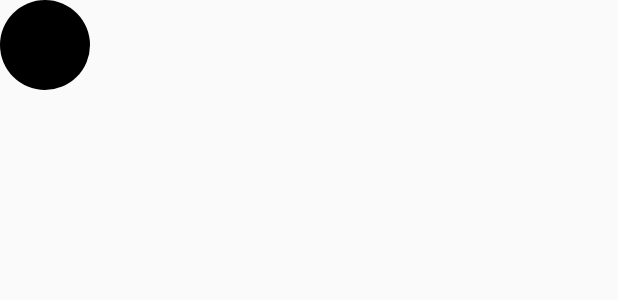
After one commit to SparshaSaha/Gesture-Controlled-Wheelchair-with-remote-control, an Android app: the layout pan_view.xml on its own in the app's theme, with its tools: preview values and no code run, on a phone screen of 412 x 824 dp. The commit adds this screen. Shown: the top 300 px of the screen. Run offline under Robolectric (Android 15) with nearby library versions, the phone set to English and light mode, and no system bars.

Commit message:
Stick layout added

```diff
--- /dev/null
+++ b/Android/app/src/main/res/drawable/stick.xml
@@ -0,0 +1,13 @@
+<?xml version="1.0" encoding="utf-8"?>
+<shape xmlns:android="http://schemas.android.com/apk/res/android"
+    android:shape="oval">
+
+    <solid
+        android:color="@android:color/black"
+        />
+    <size
+        android:height="60dp"
+        android:width="60dp"/>
+
+
+</shape>
--- /dev/null
+++ b/Android/app/src/main/res/layout/pan_view.xml
@@ -0,0 +1,11 @@
+<?xml version="1.0" encoding="utf-8"?>
+<FrameLayout xmlns:android="http://schemas.android.com/apk/res/android"
+    android:layout_width="match_parent"
+    android:layout_height="match_parent">
+
+    <ImageView
+        android:layout_width="wrap_content"
+        android:layout_height="wrap_content"
+        android:src="@drawable/stick"/>
+
+</FrameLayout>
```
Also changed, not shown: Android/app/src/main/java/com/fourthstatelab/wheelchair/component/stick/Stick.java (added, +43 -0 lines), Android/app/src/main/res/layout/activity_main.xml (+7 -9 lines).
